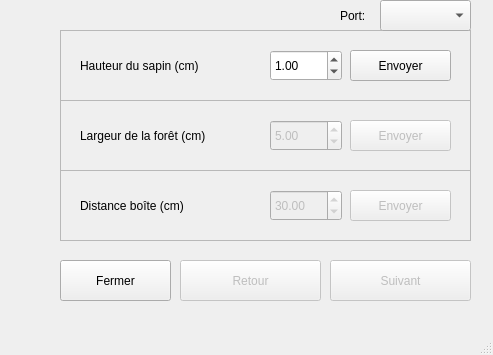
Above: IdentificationParams/identification_Qt/startupmainwindow.ui from GPr1me/RobotPendule before the change. Below: the same form after it.
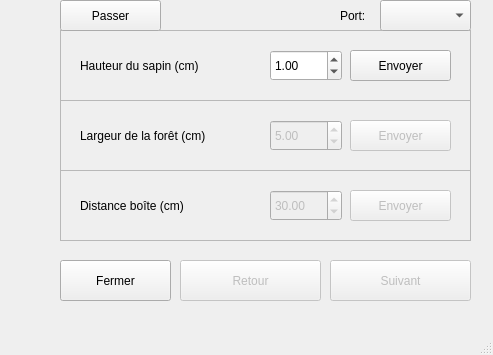
That is the form after the change.

Commit message: Skip+Next work

```diff
--- a/IdentificationParams/identification_Qt/startupmainwindow.ui
+++ b/IdentificationParams/identification_Qt/startupmainwindow.ui
@@ -283,6 +283,19 @@
      <string>Port:</string>
     </property>
    </widget>
+   <widget class="QPushButton" name="skipButton">
+    <property name="geometry">
+     <rect>
+      <x>60</x>
+      <y>0</y>
+      <width>101</width>
+      <height>31</height>
+     </rect>
+    </property>
+    <property name="text">
+     <string>Passer</string>
+    </property>
+   </widget>
   </widget>
   <widget class="QMenuBar" name="menubar">
    <property name="geometry">
```
The commit also changes 9 other files.
